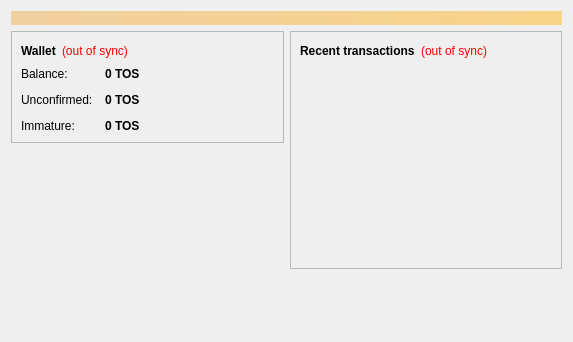
Qt form src/qt/forms/overviewpage.ui (tos-project/TOSC) before a commit.
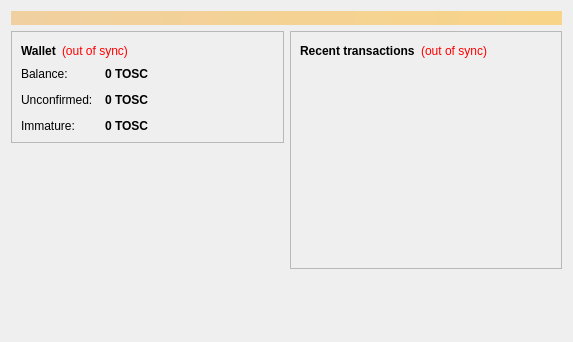
The same form after that commit. Icons and pictures are not drawn.

```diff
--- a/src/qt/forms/overviewpage.ui
+++ b/src/qt/forms/overviewpage.ui
@@ -122,7 +122,7 @@
                <string>Your current balance</string>
               </property>
               <property name="text">
-               <string notr="true">0 TOS</string>
+               <string notr="true">0 TOSC</string>
               </property>
               <property name="textInteractionFlags">
                <set>Qt::LinksAccessibleByMouse|Qt::TextSelectableByKeyboard|Qt::TextSelectableByMouse</set>
@@ -151,7 +151,7 @@
                <string>Total of transactions that have yet to be confirmed, and do not yet count toward the current balance</string>
               </property>
               <property name="text">
-               <string notr="true">0 TOS</string>
+               <string notr="true">0 TOSC</string>
               </property>
               <property name="textInteractionFlags">
                <set>Qt::LinksAccessibleByMouse|Qt::TextSelectableByKeyboard|Qt::TextSelectableByMouse</set>
@@ -177,7 +177,7 @@
                <string>Mined balance that has not yet matured</string>
               </property>
               <property name="text">
-               <string notr="true">0 TOS</string>
+               <string notr="true">0 TOSC</string>
               </property>
               <property name="textInteractionFlags">
                <set>Qt::LinksAccessibleByMouse|Qt::TextSelectableByKeyboard|Qt::TextSelectableByMouse</set>
```
Left out of the diff: 4 changed lines with no effect on the pictures.
